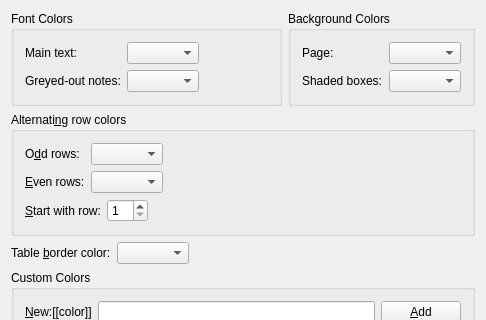
The window that src/frontends/qt/ui/ColorUi.ui (kojiOnHill/lyx) describes before a commit, drawn with Qt 5; both pictures show x 0 to 486 and y 0 to 320 of the 486 by 534 pixel window.
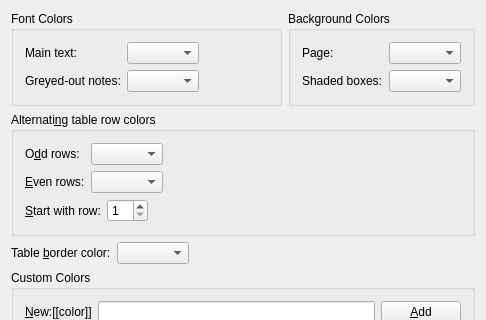
The same window after the commit. Custom widgets are drawn as their Qt base class.

The edit to the form file:
```diff
--- a/src/frontends/qt/ui/ColorUi.ui
+++ b/src/frontends/qt/ui/ColorUi.ui
@@ -36,7 +36,7 @@
    <item row="1" column="0" colspan="3">
     <widget class="QGroupBox" name="rowColorsGB">
      <property name="title">
-      <string>Alternati&amp;ng row colors</string>
+      <string>Alternati&amp;ng table row colors</string>
      </property>
      <layout class="QVBoxLayout" name="verticalLayout_3">
       <item>
```
